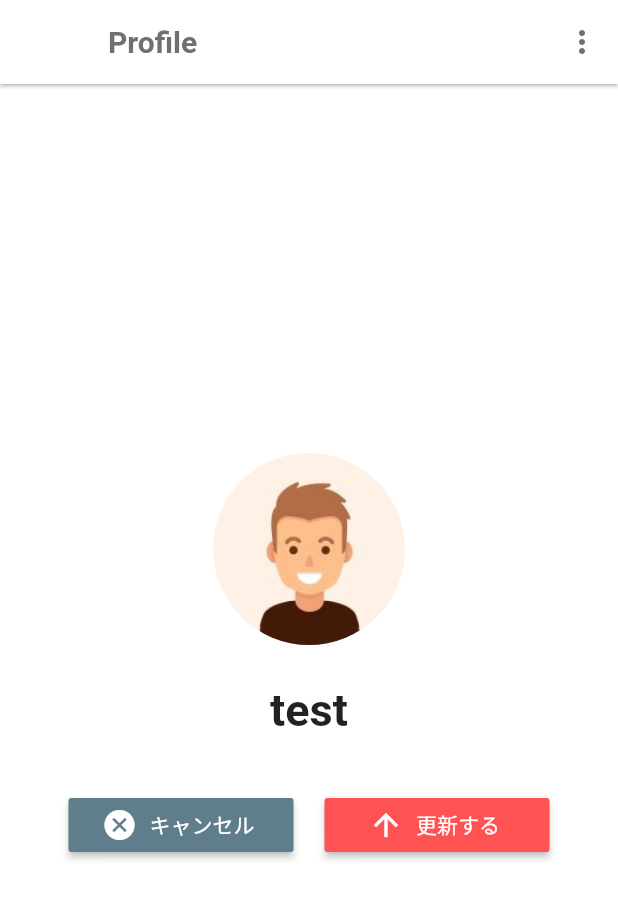
After one commit to stamp-team/chat-flutter, a Flutter app: the screen it shows after launch, item 3 of the bottom bar chosen, after a tap on "編集する", on a phone screen of 412 x 824 dp. The commit adds this screen. Shown: the top 899 px of the screen. Run offline on Flutter 3.47's test engine with Material 2 defaults, Android fonts, the phone set to English and light mode, and no system bars; network calls fail.

Commit message:
ディレクトリ整理、プロフィールページの作成

```diff
--- /dev/null
+++ b/lib/di.dart
@@ -0,0 +1,11 @@
+import 'package:chat_flutter/providers/user.dart';
+import 'package:provider/provider.dart';
+import 'package:provider/single_child_widget.dart';
+
+List<SingleChildWidget> get providers {
+  return <SingleChildWidget>[
+    ChangeNotifierProvider<UserProvider>(
+      create: (_) => UserProvider(),
+    ),
+  ];
+}
--- /dev/null
+++ b/lib/interfaces/user.dart
@@ -0,0 +1,5 @@
+import '../model/user.dart';
+
+abstract class UserInterface {
+  Future<User> getUserById(String userId);
+}
--- a/lib/main.dart
+++ b/lib/main.dart
@@ -1,9 +1,18 @@
+import 'package:chat_flutter/di.dart';
+import 'package:chat_flutter/ui/pages/profile_edit_page.dart';
+import 'package:chat_flutter/ui/pages/profile_page.dart';
 import 'package:flutter/material.dart';
+import 'package:provider/provider.dart';
 import 'sign_up_page.dart';
 import 'main_page.dart';
 
 void main() {
-  runApp(MyApp());
+  runApp(
+    MultiProvider(
+      providers: providers,
+      child: MyApp(),
+    ),
+  );
 }
 
 class MyApp extends StatelessWidget {
@@ -20,6 +29,8 @@ class MyApp extends StatelessWidget {
       routes: {
         '/mainPage': (context) => MainPage(),
         '/signUpPage': (context) => SignUpPage(),
+        '/profilePage': (context) => ProfilePage(),
+        '/profileEditPage': (context) => ProfileEditPage(),
       },
     );
   }
--- a/lib/main_page.dart
+++ b/lib/main_page.dart
@@ -1,3 +1,5 @@
+import 'package:chat_flutter/ui/molecules/profile_page_app_bar.dart';
+import 'package:chat_flutter/ui/pages/profile_page.dart';
 import 'package:flutter/material.dart';
 import 'home_page.dart';
 import 'talk_page.dart';
@@ -22,16 +24,19 @@ class _MainPageState extends State<MainPage> {
     final List appBarList = [
       HomePageAppBar(),
       TalkPageAppBar(),
+      ProfilePageAppBar(),
     ];
 
     final List<Color> backgroundColor = [
       Color(0xffEEEEEE),
+      Colors.white,
       Colors.white,
     ];
 
     final List pages = [
       HomePage(),
       TalkPage(),
+      ProfilePage(),
     ];
 
     return Scaffold(
@@ -66,6 +71,14 @@ class _MainPageState extends State<MainPage> {
             "",
           ),
         ),
+        BottomNavigationBarItem(
+          icon: Icon(
+            Icons.person,
+          ),
+          title: Text(
+            "",
+          ),
+        ),
       ],
       onTap: (index) => setState(
         () => _currentIndex = index,
--- /dev/null
+++ b/lib/providers/user.dart
@@ -0,0 +1,20 @@
+import 'package:chat_flutter/services/user.dart';
+import 'package:flutter/material.dart';
+
+import '../model/user.dart';
+
+class UserProvider with ChangeNotifier {
+  UserProvider() {
+    _initialize();
+  }
+
+  UserService _userService;
+
+  void _initialize() {
+    _userService = UserService();
+  }
+
+  Future<User> getUserById(String userId) {
+    return _userService.getUserById(userId);
+  }
+}
--- /dev/null
+++ b/lib/services/user.dart
@@ -0,0 +1,14 @@
+import 'package:chat_flutter/interfaces/user.dart';
+import 'package:chat_flutter/model/user.dart';
+
+class UserService implements UserInterface {
+  UserService();
+
+  @override
+  Future<User> getUserById(String userId) async {
+    User user = User(name: "test", imgUrl: "");
+
+    await Future.delayed(Duration(seconds: 1));
+    return await Future.value(user);
+  }
+}
--- /dev/null
+++ b/lib/ui/atoms/profile_image.dart
@@ -0,0 +1,27 @@
+import 'package:flutter/material.dart';
+
+class ProfileImage extends StatelessWidget {
+  final String image;
+
+  const ProfileImage({Key key, this.image}) : super(key: key);
+
+  @override
+  Widget build(BuildContext context) {
+    return Container(
+      width: 150,
+      height: 150,
+      padding: EdgeInsets.all(8),
+      child: Container(
+        padding: EdgeInsets.all(3),
+        child: Container(
+          decoration: BoxDecoration(
+            shape: BoxShape.circle,
+            image: DecorationImage(image: AssetImage("assets/images/avatar.JPG")
+                // NetworkImage(image),
+                ),
+          ),
+        ),
+      ),
+    );
+  }
+}
--- /dev/null
+++ b/lib/ui/molecules/profile_page_app_bar.dart
@@ -0,0 +1,30 @@
+import 'package:flutter/material.dart';
+
+class ProfilePageAppBar extends StatelessWidget with PreferredSizeWidget {
+  @override
+  Size get preferredSize => Size.fromHeight(kToolbarHeight);
+
+  @override
+  Widget build(BuildContext context) {
+    return AppBar(
+      elevation: 1.0,
+      backgroundColor: Colors.white,
+      title: Text(
+        "Profile",
+        style: TextStyle(
+          color: Color(0xff707070),
+          fontWeight: FontWeight.bold,
+        ),
+      ),
+      actions: <Widget>[
+        IconButton(
+          icon: Icon(
+            Icons.more_vert,
+          ),
+          color: Color(0xff707070),
+          onPressed: () {},
+        ),
+      ],
+    );
+  }
+}
--- /dev/null
+++ b/lib/ui/pages/profile_edit_page.dart
@@ -0,0 +1,113 @@
+import 'package:chat_flutter/providers/user.dart';
+import 'package:chat_flutter/ui/atoms/profile_image.dart';
+import 'package:chat_flutter/ui/molecules/profile_page_app_bar.dart';
+import 'package:flutter/material.dart';
+import 'package:provider/provider.dart';
+
+import '../../model/user.dart';
+
+class ProfileEditPage extends StatelessWidget {
+  const ProfileEditPage({Key key}) : super(key: key);
+  @override
+  Widget build(BuildContext context) {
+    final userProvider = Provider.of<UserProvider>(context);
+    return Scaffold(
+      appBar: ProfilePageAppBar(),
+      backgroundColor: Colors.white,
+      body: FutureBuilder<User>(
+        future: userProvider.getUserById("userId"),
+        builder: (BuildContext context, AsyncSnapshot<User> snapshot) {
+          if (snapshot.hasError) {
+            return Text('Error: ${snapshot.error}');
+          }
+          switch (snapshot.connectionState) {
+            case ConnectionState.waiting: // データの取得まち
+              return Row(
+                mainAxisAlignment: MainAxisAlignment.center,
+                children: <Widget>[
+                  CircularProgressIndicator(),
+                ],
+              );
+            default:
+              if (snapshot.hasData) {
+                return _ProfileEditPage(
+                  user: snapshot.data,
+                );
+              } else {
+                return Padding(
+                  padding: const EdgeInsets.symmetric(horizontal: 10),
+                  child: Text("該当するユーザーがいません"),
+                );
+              }
+          }
+        },
+      ),
+    );
+  }
+}
+
+class _ProfileEditPage extends StatelessWidget {
+  final User user;
+
+  const _ProfileEditPage({Key key, this.user}) : super(key: key);
+  @override
+  Widget build(BuildContext context) {
+    return SafeArea(
+      child: Stack(
+        children: <Widget>[
+          Padding(
+            padding:
+                const EdgeInsets.only(top: 10, right: 25, bottom: 25, left: 25),
+            child: Column(
+              crossAxisAlignment: CrossAxisAlignment.center,
+              children: <Widget>[
+                Spacer(),
+                ProfileImage(image: user.imgUrl),
+                SizedBox(height: 15),
+                Text(
+                  user.name,
+                  style: TextStyle(fontSize: 30, fontWeight: FontWeight.w700),
+                ),
+                SizedBox(height: 35),
+                Row(
+                  mainAxisAlignment: MainAxisAlignment.spaceEvenly,
+                  children: <Widget>[
+                    Container(
+                      width: 150,
+                      child: RaisedButton.icon(
+                        icon: Icon(
+                          Icons.cancel,
+                          color: Colors.white,
+                        ),
+                        label: Text("キャンセル"),
+                        onPressed: () {
+                          Navigator.pop(context);
+                        },
+                        color: Colors.blueGrey,
+                        textColor: Colors.white,
+                      ),
+                    ),
+                    Container(
+                      width: 150,
+                      child: RaisedButton.icon(
+                        icon: Icon(
+                          Icons.arrow_upward,
+                          color: Colors.white,
+                        ),
+                        label: Text("更新する"),
+                        onPressed: () {},
+                        color: Colors.redAccent,
+                        textColor: Colors.white,
+                      ),
+                    ),
+                  ],
+                ),
+                Spacer(),
+              ],
+            ),
+          ),
+        ],
+      ),
+    );
+  }
+}
--- /dev/null
+++ b/lib/ui/pages/profile_page.dart
@@ -0,0 +1,95 @@
+import 'package:chat_flutter/providers/user.dart';
+import 'package:chat_flutter/ui/atoms/profile_image.dart';
+import 'package:flutter/material.dart';
+import 'package:provider/provider.dart';
+
+import '../../model/user.dart';
+
+class ProfilePage extends StatelessWidget {
+  const ProfilePage({Key key}) : super(key: key);
+  @override
+  Widget build(BuildContext context) {
+    final userProvider = Provider.of<UserProvider>(context);
+    return FutureBuilder<User>(
+      future: userProvider.getUserById("userId"),
+      builder: (BuildContext context, AsyncSnapshot<User> snapshot) {
+        if (snapshot.hasError) {
+          return Text('Error: ${snapshot.error}');
+        }
+        switch (snapshot.connectionState) {
+          case ConnectionState.waiting: // データの取得まち
+            return Row(
+              mainAxisAlignment: MainAxisAlignment.center,
+              children: <Widget>[
+                CircularProgressIndicator(),
+              ],
+            );
+          default:
+            if (snapshot.hasData) {
+              return _ProfilePage(
+                user: snapshot.data,
+              );
+            } else {
+              return Padding(
+                padding: const EdgeInsets.symmetric(horizontal: 10),
+                child: Text("該当するユーザーがいません"),
+              );
+            }
+        }
+      },
+    );
+  }
+}
+
+class _ProfilePage extends StatelessWidget {
+  final User user;
+
+  const _ProfilePage({Key key, this.user}) : super(key: key);
+  @override
+  Widget build(BuildContext context) {
+    return SafeArea(
+      child: Stack(
+        children: <Widget>[
+          Padding(
+            padding:
+                const EdgeInsets.only(top: 10, right: 25, bottom: 25, left: 25),
+            child: Column(
+              crossAxisAlignment: CrossAxisAlignment.center,
+              children: <Widget>[
+                Spacer(),
+                ProfileImage(image: user.imgUrl),
+                SizedBox(height: 15),
+                Text(
+                  user.name,
+                  style: TextStyle(fontSize: 30, fontWeight: FontWeight.w700),
+                ),
+                SizedBox(height: 35),
+                Row(
+                  mainAxisAlignment: MainAxisAlignment.center,
+                  children: <Widget>[
+                    Container(
+                        width: 150,
+                        child: RaisedButton.icon(
+                          icon: Icon(
+                            Icons.edit,
+                            color: Colors.white,
+                          ),
+                          label: Text("編集する"),
+                          onPressed: () {
+                            Navigator.pushNamed<void>(
+                                context, "/profileEditPage");
+                          },
+                          color: Colors.green,
+                          textColor: Colors.white,
+                        )),
+                  ],
+                ),
+                Spacer(),
+              ],
+            ),
+          ),
+        ],
+      ),
+    );
+  }
+}
```
Also changed, not shown: pubspec.yaml (+5 -6 lines), assets/images/avatar.JPG (added).
